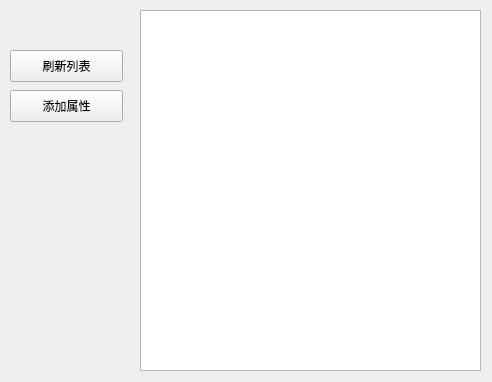
Old version of the form usermanagewindow.ui in the repository fl2011sx/app_data_analyzation_db_manage_section.
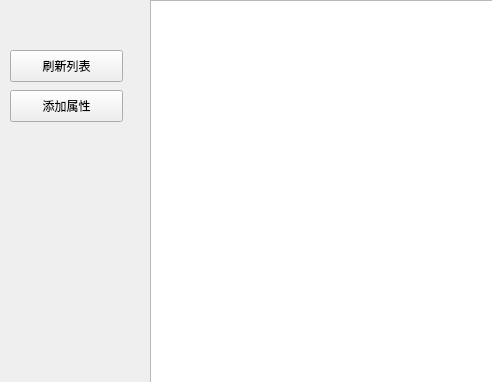
New version of the form.

What changed in the file:
```diff
--- a/usermanagewindow.ui
+++ b/usermanagewindow.ui
@@ -26,16 +26,6 @@
     <string>刷新列表</string>
    </property>
   </widget>
-  <widget class="QListView" name="listView">
-   <property name="geometry">
-    <rect>
-     <x>140</x>
-     <y>10</y>
-     <width>341</width>
-     <height>361</height>
-    </rect>
-   </property>
-  </widget>
   <widget class="QPushButton" name="addProBtn">
    <property name="geometry">
     <rect>
@@ -49,6 +39,16 @@
     <string>添加属性</string>
    </property>
   </widget>
+  <widget class="QTableWidget" name="proTable">
+   <property name="geometry">
+    <rect>
+     <x>150</x>
+     <y>0</y>
+     <width>351</width>
+     <height>391</height>
+    </rect>
+   </property>
+  </widget>
  </widget>
  <resources/>
  <connections/>
```
